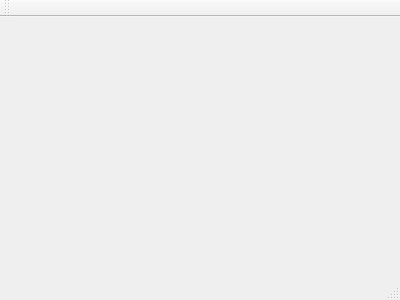
First picture: the form in mainwindow.ui, repository scyphio122/Image-Recognition-Neural-Network, before the edit.
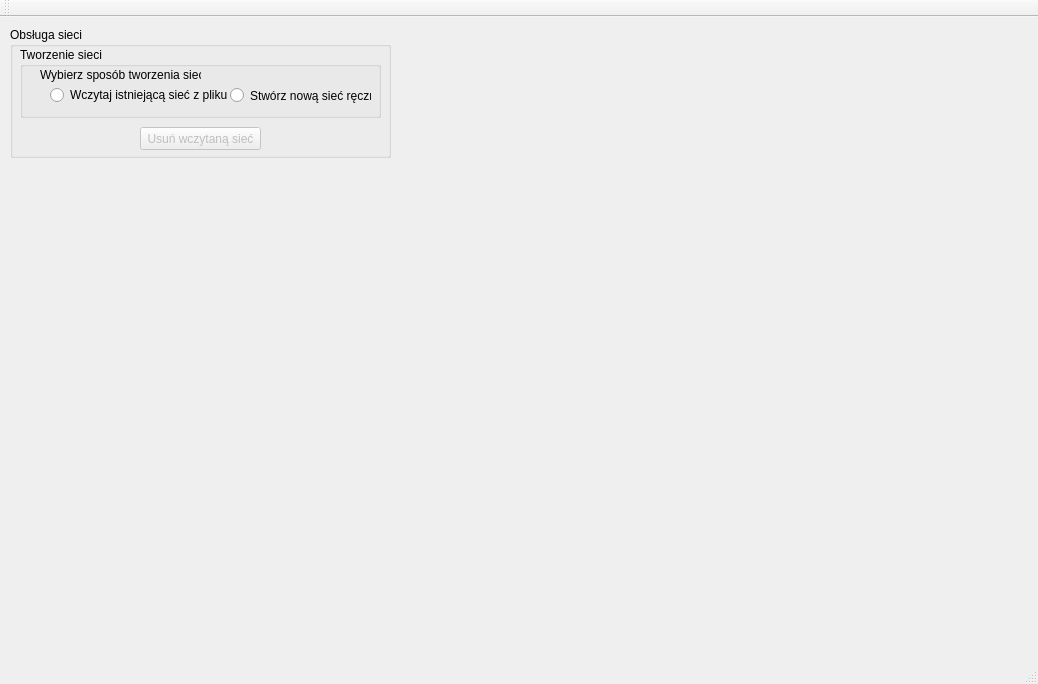
Second picture: the form after the edit.

Commit message: QDialog do wczytywania sieci, poprawione błędy linkowania

What changed in the file:
```diff
--- a/mainwindow.ui
+++ b/mainwindow.ui
@@ -1,24 +1,121 @@
 <ui version="4.0">
  <class>MainWindow</class>
- <widget class="QMainWindow" name="MainWindow" >
-  <property name="geometry" >
+ <widget class="QMainWindow" name="MainWindow">
+  <property name="geometry">
    <rect>
     <x>0</x>
     <y>0</y>
-    <width>400</width>
-    <height>300</height>
+    <width>1038</width>
+    <height>684</height>
    </rect>
   </property>
   <property name="windowTitle" >
    <string>MainWindow</string>
   </property>
-  <widget class="QMenuBar" name="menuBar" />
-  <widget class="QToolBar" name="mainToolBar" />
-  <widget class="QWidget" name="centralWidget" />
-  <widget class="QStatusBar" name="statusBar" />
+  <widget class="QWidget" name="centralWidget">
+   <widget class="QGroupBox" name="gB_ObslugaSieci">
+    <property name="geometry">
+     <rect>
+      <x>10</x>
+      <y>10</y>
+      <width>381</width>
+      <height>131</height>
+     </rect>
+    </property>
+    <property name="title">
+     <string>Obsługa sieci</string>
+    </property>
+    <widget class="QGroupBox" name="gB_TworzenieSieci">
+     <property name="geometry">
+      <rect>
+       <x>10</x>
+       <y>20</y>
+       <width>361</width>
+       <height>71</height>
+      </rect>
+     </property>
+     <property name="title">
+      <string>Tworzenie sieci</string>
+     </property>
+     <widget class="QRadioButton" name="rB_WczytajSiecZPliku">
+      <property name="geometry">
+       <rect>
+        <x>30</x>
+        <y>40</y>
+        <width>201</width>
+        <height>16</height>
+       </rect>
+      </property>
+      <property name="text">
+       <string>Wczytaj istniejącą sieć z pliku</string>
+      </property>
+     </widget>
+     <widget class="QRadioButton" name="rB_StworzSiecRecznie">
+      <property name="geometry">
+       <rect>
+        <x>210</x>
+        <y>40</y>
+        <width>141</width>
+        <height>17</height>
+       </rect>
+      </property>
+      <property name="text">
+       <string>Stwórz nową sieć ręcznie</string>
+      </property>
+     </widget>
+     <widget class="QLabel" name="label">
+      <property name="geometry">
+       <rect>
+        <x>20</x>
+        <y>20</y>
+        <width>161</width>
+        <height>16</height>
+       </rect>
+      </property>
+      <property name="text">
+       <string>Wybierz sposób tworzenia sieci:</string>
+      </property>
+     </widget>
+    </widget>
+    <widget class="QPushButton" name="pB_UsunSiec">
+     <property name="enabled">
+      <bool>false</bool>
+     </property>
+     <property name="geometry">
+      <rect>
+       <x>130</x>
+       <y>100</y>
+       <width>121</width>
+       <height>23</height>
+      </rect>
+     </property>
+     <property name="text">
+      <string>Usuń wczytaną sieć</string>
+     </property>
+    </widget>
+   </widget>
+  </widget>
+  <widget class="QMenuBar" name="menuBar">
+   <property name="geometry">
+    <rect>
+     <x>0</x>
+     <y>0</y>
+     <width>1038</width>
+     <height>21</height>
+    </rect>
+   </property>
+  </widget>
+  <widget class="QToolBar" name="mainToolBar">
+   <attribute name="toolBarArea">
+    <enum>TopToolBarArea</enum>
+   </attribute>
+   <attribute name="toolBarBreak">
+    <bool>false</bool>
+   </attribute>
+  </widget>
+  <widget class="QStatusBar" name="statusBar"/>
  </widget>
- <layoutDefault spacing="6" margin="11" />
- <pixmapfunction></pixmapfunction>
+ <layoutdefault spacing="6" margin="11"/>
  <resources/>
  <connections/>
 </ui>
```
Left out of the diff: 3 changed lines with no effect on the pictures. The commit also changes 12 other files.
